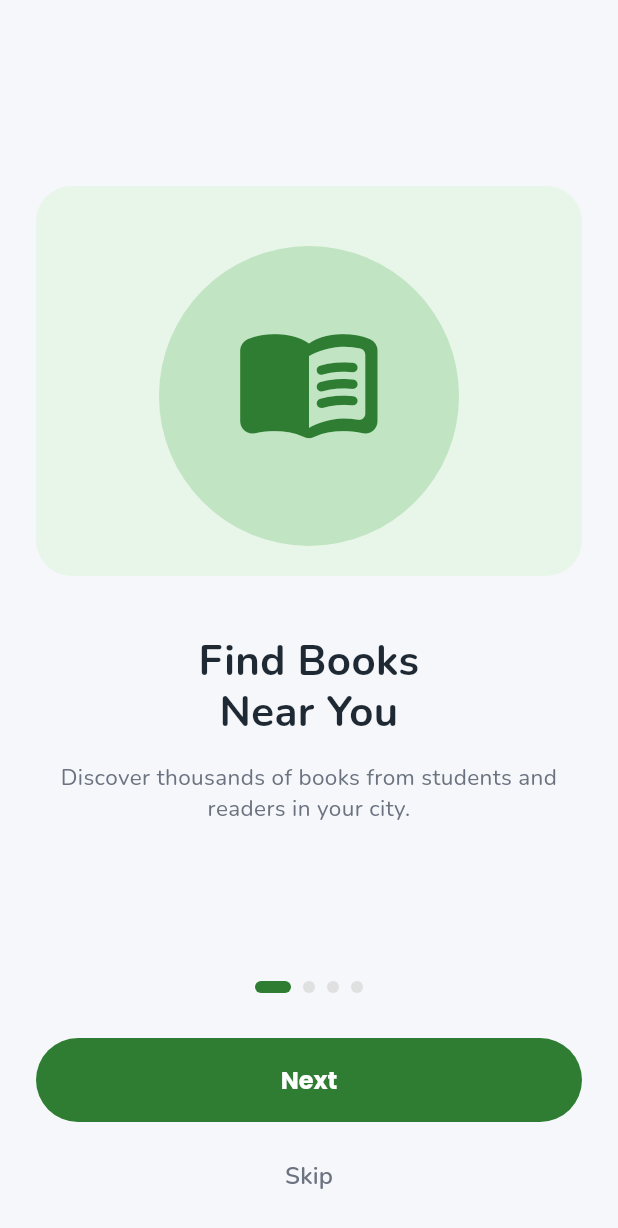
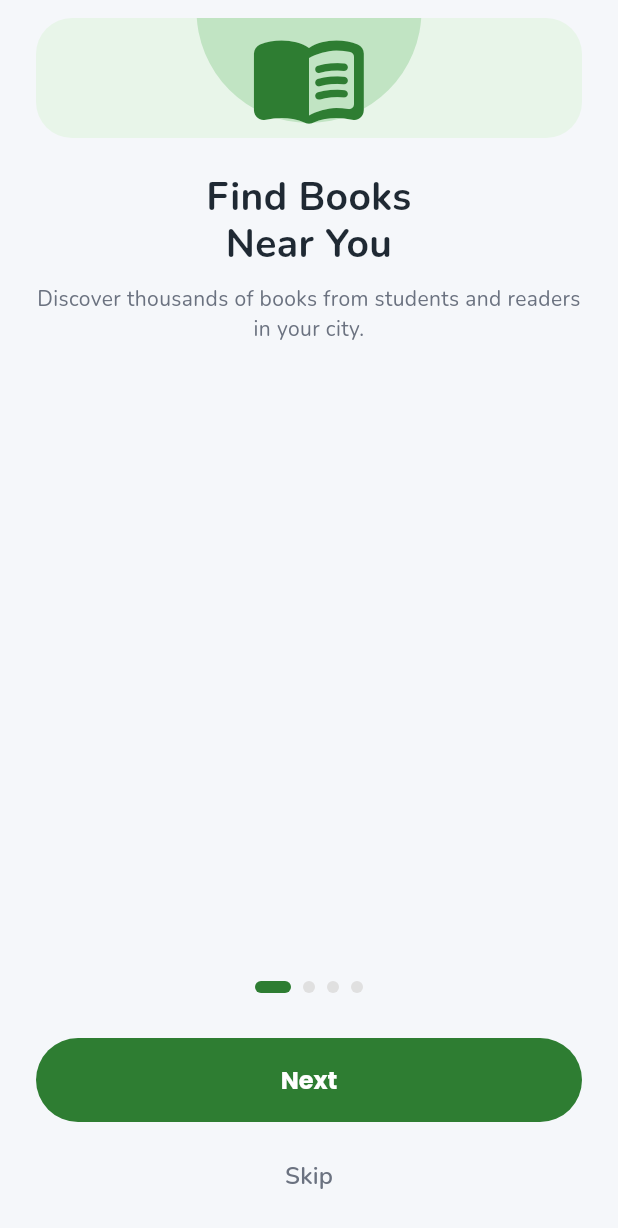
Before and after one commit to 56776-Hamza/Bookswap_Mad_Project_56776, a Flutter app: the screen it shows after launch, on a phone screen of 412 x 824 dp. Shown: the top 1228 px of the screen. Run offline on Flutter 3.47's test engine with Material 3 defaults, Android fonts, the phone set to English and light mode, and no system bars; our stand-ins replace go_router, google_fonts.

Commit message:
Fix onboarding layout overflow, web base href, and safe network image error builders

```diff
--- /dev/null
+++ b/devtools_options.yaml
@@ -0,0 +1,3 @@
+description: This file stores settings for Dart & Flutter DevTools.
+documentation: https://docs.flutter.dev/tools/devtools/extensions#configure-extension-enablement-states
+extensions:
--- a/lib/screens/onboarding_screen.dart
+++ b/lib/screens/onboarding_screen.dart
@@ -57,14 +57,16 @@ class _OnboardingScreenState extends State<OnboardingScreen> {
                   final slide = _slides[index];
                   return Padding(
                     padding: const EdgeInsets.symmetric(horizontal: 24),
+                    child: SingleChildScrollView(
+                      physics: const BouncingScrollPhysics(),
                       child: Column(
                         mainAxisAlignment: MainAxisAlignment.center,
                         children: [
-                        const SizedBox(height: 20),
+                          const SizedBox(height: 12),
                           // Illustration Box
                           Container(
                             width: double.infinity,
-                          height: 260,
+                            constraints: const BoxConstraints(maxHeight: 200),
                             decoration: BoxDecoration(
                               color: const Color(0xFFE8F5E9),
                               borderRadius: BorderRadius.circular(24),
@@ -73,10 +75,10 @@ class _OnboardingScreenState extends State<OnboardingScreen> {
                               alignment: Alignment.center,
                               children: [
                                 Positioned(
-                                bottom: 20,
+                                  bottom: 10,
                                   child: Container(
-                                  width: 200,
-                                  height: 200,
+                                    width: 150,
+                                    height: 150,
                                     decoration: BoxDecoration(
                                       color: AppColors.primaryLight.withValues(alpha: 0.3),
                                       shape: BoxShape.circle,
@@ -91,34 +93,36 @@ class _OnboardingScreenState extends State<OnboardingScreen> {
                                           : index == 2
                                               ? Icons.chat_bubble_rounded
                                               : Icons.groups_rounded,
-                                size: 100,
+                                  size: 80,
                                   color: AppColors.primary,
                                 ),
                               ],
                             ),
                           ),
-                        const SizedBox(height: 40),
+                          const SizedBox(height: 24),
                           Text(
                             slide['title']!,
                             textAlign: TextAlign.center,
                             style: const TextStyle(
-                            fontSize: 28,
+                              fontSize: 26,
                               fontWeight: FontWeight.bold,
                               color: AppColors.lightTextPrimary,
                               height: 1.2,
                             ),
                           ),
-                        const SizedBox(height: 16),
+                          const SizedBox(height: 12),
                           Text(
                             slide['subtitle']!,
                             textAlign: TextAlign.center,
                             style: const TextStyle(
-                            fontSize: 15,
+                              fontSize: 14,
                               color: AppColors.lightTextSecondary,
                               height: 1.4,
                             ),
                           ),
+                          const SizedBox(height: 12),
                         ],
+                      ),
                     ),
                   );
                 },
```
Also changed, not shown: lib/screens/book_details_screen.dart (+11 -1 lines), lib/screens/chat_screen.dart (+10 -2 lines), lib/screens/edit_profile_screen.dart (+11 -1 lines), lib/screens/manage_requests_screen.dart (+10 -2 lines), lib/screens/profile_screen.dart (+11 -1 lines), lib/screens/splash_screen.dart (+9 -1 lines), lib/screens/swap_request_screen.dart (+12 -0 lines), 2 other files. Lines whose indentation alone changed are shown as unchanged.
